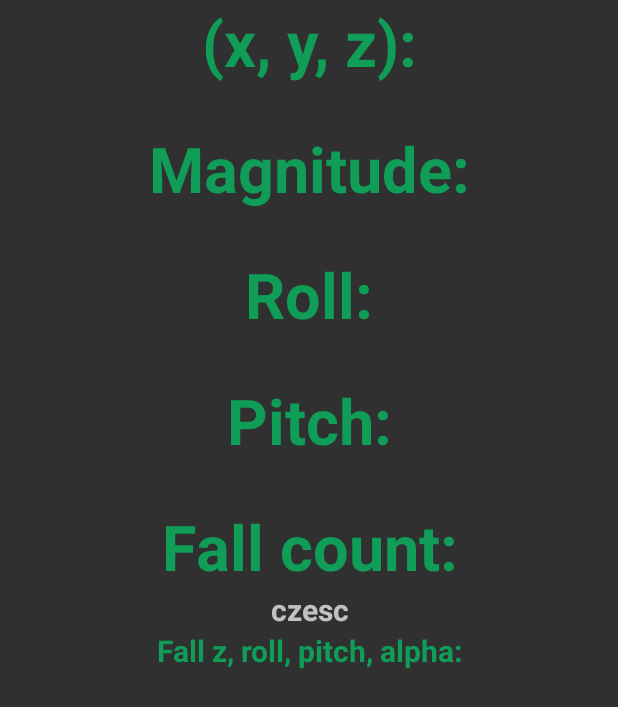
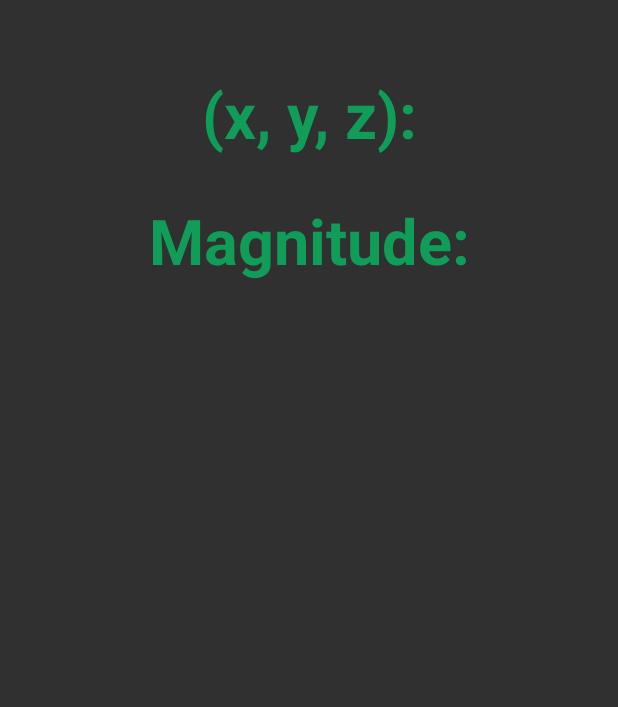
Before and after one commit to pulnara/android-fall-detection, an Android app: the screen it shows after launch (MainActivity), on a phone screen of 412 x 824 dp. Shown: the top 707 px of the screen. Run offline under Robolectric (Android 15) with nearby library versions, the phone set to English and light mode, and no system bars.

Commit message:
Add notification about fall, clean up main view

```diff
--- a/app/src/main/java/com/example/androidfalldetection/FallDetector.kt
+++ b/app/src/main/java/com/example/androidfalldetection/FallDetector.kt
@@ -1,29 +1,49 @@
 package com.example.androidfalldetection
 
 import android.graphics.Color
+import android.graphics.drawable.AnimationDrawable
+import android.graphics.drawable.ColorDrawable
 import android.hardware.SensorManager
+import android.media.RingtoneManager
+import android.net.Uri
+import android.os.Bundle
 import android.os.Handler
-import android.widget.TextView
-import kotlinx.android.synthetic.main.activity_main.*
+import android.view.LayoutInflater
+import android.view.View
+import android.view.ViewGroup
+import android.widget.Button
+import androidx.fragment.app.Fragment
 
 
-class FallDetector {
+class FallDetector : Fragment(R.layout.fragment_fall_detection) {
 
     var running:Boolean = true
     var acceleration_g = SensorManager.GRAVITY_EARTH
     var landingFlag:Boolean = false
     var layingOnGroundFlag:Boolean = false
     var startTime:Long = 0
-    var textView: TextView? = null
-    var fallCountView: TextView? = null
-    var fallCount = 0;
+    var fallCount = 0
+    lateinit var fallDetectionView: View
+    private lateinit var abortButton: Button
 
-    fun detectFall(ad: AccelerometerData, text: TextView, fall_count:TextView) {
+    override fun onCreateView(
+        inflater: LayoutInflater,
+        container: ViewGroup?,
+        savedInstanceState: Bundle?
+    ): View {
+        fallDetectionView = inflater.inflate(R.layout.fragment_fall_detection, container, false)
+        abortButton = fallDetectionView.findViewById(R.id.abortButton)
+        abortButton.setOnClickListener {
+            abortButton.visibility = View.INVISIBLE
+            fallDetectionView.background = null
+            resetVariables()
+        }
+        return fallDetectionView
+    }
+
+    fun detectFall(ad: AccelerometerData) {
         val acc = ad.countAcceleration()
-        textView = text
-        fallCountView = fall_count
-
-        acceleration_g = acc / SensorManager.GRAVITY_EARTH;
+        acceleration_g = acc / SensorManager.GRAVITY_EARTH
 
         //PHASE ONE
         //In a free fall the x,y,z values of the accelerometer are near zero.
@@ -33,17 +53,35 @@ class FallDetector {
             if (!running) {
                 running = true
             }
-            startTime = System.currentTimeMillis();
-            timerHandler.postDelayed(timerRunnable, 0);
+            startTime = System.currentTimeMillis()
+            timerHandler.postDelayed(timerRunnable, 0)
 
         }
     }
 
-//    fun resetVariables() {
-//        layingOnGroundFlag = false
-//        landingFlag = false
-//        running = false
-//    }
+    fun resetVariables() {
+        layingOnGroundFlag = false
+        landingFlag = false
+        running = false
+    }
+
+    fun addBackgroundAnimation() {
+        val drawable = AnimationDrawable()
+        val handler = Handler()
+
+        drawable.addFrame(ColorDrawable(Color.RED), 400)
+        drawable.addFrame(ColorDrawable(Color.GREEN), 400)
+        drawable.setOneShot(false)
+
+        fallDetectionView.setBackground(drawable)
+        handler.postDelayed( { drawable.start() }, 100)
+    }
+
+    fun playNotificationSound() {
+        val alarmUri: Uri? = RingtoneManager.getDefaultUri(RingtoneManager.TYPE_NOTIFICATION)
+        val ringtone = RingtoneManager.getRingtone(context, alarmUri)
+        ringtone.play()
+    }
 
     //Runs without a timer by reposting this handler at the end of the runnable.
     var timerHandler: Handler = Handler()
@@ -64,20 +102,15 @@ class FallDetector {
             }
             //PHASE THREE
             //If the phone is not moving for two seconds after the landing, the user/phone is laying on the ground.
-            if (seconds <= 3 && landingFlag == true) {
-                if (acceleration_g >= 0.9 && acceleration_g <= 1.1) {
+            if (seconds > 2 && seconds <= 3 && landingFlag == true && acceleration_g >= 0.9 && acceleration_g <= 1.1) {
                     layingOnGroundFlag = true
-                } else {
-//                    resetVariables()
-                }
-//                return
             }
-            if (layingOnGroundFlag == true && seconds > 3) {
-                var ms = millis.toString()
-                textView!!.text = "UPADEK po $ms ms, watek ${Thread.currentThread().getName()}, ${Thread.currentThread().getId()}\n"
+            if (layingOnGroundFlag == true) {
                 fallCount += 1
-                fallCountView!!.text = fallCount.toString()
                 layingOnGroundFlag = false
+                abortButton.visibility = View.VISIBLE
+                addBackgroundAnimation()
+                playNotificationSound()
             } else if (seconds > 3 && landingFlag == false) {
                 //reset variables??
                 running = false
--- a/app/src/main/java/com/example/androidfalldetection/MainActivity.kt
+++ b/app/src/main/java/com/example/androidfalldetection/MainActivity.kt
@@ -1,6 +1,5 @@
 package com.example.androidfalldetection
 
-import android.graphics.Color
 import android.os.Bundle
 import androidx.appcompat.app.AppCompatActivity
 import kotlinx.android.synthetic.main.activity_main.*
@@ -13,7 +12,10 @@ class MainActivity : AppCompatActivity() {
     override fun onCreate(savedInstanceState: Bundle?) {
         super.onCreate(savedInstanceState)
         setContentView(R.layout.activity_main)
-        fall_count.text = "czesc"
+        supportFragmentManager.beginTransaction().apply {
+            replace(R.id.fallDetectionFragment, fallDetector)
+            commit()
+        }
         // instantiate them with this as context
         accelerometer = Accelerometer(this)
         // create a listener for accelerometer
@@ -21,13 +23,12 @@ class MainActivity : AppCompatActivity() {
             //on translation method of accelerometer
             override fun onTranslation(tx: Float, ty: Float, ts: Float) {
                 //Log.i("ACCELEROMETER", "($tx, $ty, $ts)")
-                xyz.text = "($tx, $ty, $ts)"
+                val coordinatesAsString = "($tx, $ty, $ts)"
+                xyz.text = coordinatesAsString
                 // set the color red if the device moves in positive x axis
                 val accelerometerData = AccelerometerData(tx, ty, ts)
                 magnitude.text = accelerometerData.countAcceleration().toString()
-                roll.text = accelerometerData.countRoll().toString()
-                pitch.text = accelerometerData.countPitch().toString()
-                fallDetector.detectFall(accelerometerData, fall_coords, fall_count)
+                fallDetector.detectFall(accelerometerData)
             }
         })
 
--- a/app/src/main/res/layout/activity_main.xml
+++ b/app/src/main/res/layout/activity_main.xml
@@ -7,13 +7,18 @@
     android:orientation="vertical"
     tools:context=".MainActivity">
 
+    <FrameLayout
+        android:id="@+id/fallDetectionFragment"
+        android:layout_width="match_parent"
+        android:layout_height="wrap_content"/>
+
     <TextView
         android:layout_width="match_parent"
         android:layout_height="wrap_content"
-        android:text="(x, y, z):"
+        android:text="@string/x_y_z"
         android:textAlignment="center"
         android:textColor="#0F9D58"
-        android:textSize="42dp"
+        android:textSize="42sp"
         android:textStyle="bold"
         app:layout_constraintBottom_toBottomOf="parent"
         app:layout_constraintLeft_toLeftOf="parent"
@@ -25,7 +30,7 @@
         android:layout_width="match_parent"
         android:layout_height="wrap_content"
         android:textAlignment="center"
-        android:textSize="20dp"
+        android:textSize="20sp"
         android:textStyle="bold"
         app:layout_constraintBottom_toBottomOf="parent"
         app:layout_constraintLeft_toLeftOf="parent"
@@ -35,10 +40,10 @@
     <TextView
         android:layout_width="match_parent"
         android:layout_height="wrap_content"
-        android:text="Magnitude:"
+        android:text="@string/magnitude"
         android:textAlignment="center"
         android:textColor="#0F9D58"
-        android:textSize="42dp"
+        android:textSize="42sp"
         android:textStyle="bold"
         app:layout_constraintBottom_toBottomOf="parent"
         app:layout_constraintLeft_toLeftOf="parent"
@@ -50,105 +55,7 @@
         android:layout_width="match_parent"
         android:layout_height="wrap_content"
         android:textAlignment="center"
-        android:textSize="20dp"
-        android:textStyle="bold"
-        app:layout_constraintBottom_toBottomOf="parent"
-        app:layout_constraintLeft_toLeftOf="parent"
-        app:layout_constraintRight_toRightOf="parent"
-        app:layout_constraintTop_toTopOf="parent" />
-
-    <TextView
-        android:layout_width="match_parent"
-        android:layout_height="wrap_content"
-        android:text="Roll:"
-        android:textAlignment="center"
-        android:textColor="#0F9D58"
-        android:textSize="42dp"
-        android:textStyle="bold"
-        app:layout_constraintBottom_toBottomOf="parent"
-        app:layout_constraintLeft_toLeftOf="parent"
-        app:layout_constraintRight_toRightOf="parent"
-        app:layout_constraintTop_toTopOf="parent" />
-
-    <TextView
-        android:id="@+id/roll"
-        android:layout_width="match_parent"
-        android:layout_height="wrap_content"
-        android:textAlignment="center"
-        android:textSize="20dp"
-        android:textStyle="bold"
-        app:layout_constraintBottom_toBottomOf="parent"
-        app:layout_constraintLeft_toLeftOf="parent"
-        app:layout_constraintRight_toRightOf="parent"
-        app:layout_constraintTop_toTopOf="parent" />
-
-    <TextView
-        android:layout_width="match_parent"
-        android:layout_height="wrap_content"
-        android:text="Pitch:"
-        android:textAlignment="center"
-        android:textColor="#0F9D58"
-        android:textSize="42dp"
-        android:textStyle="bold"
-        app:layout_constraintBottom_toBottomOf="parent"
-        app:layout_constraintLeft_toLeftOf="parent"
-        app:layout_constraintRight_toRightOf="parent"
-        app:layout_constraintTop_toTopOf="parent" />
-
-    <TextView
-        android:id="@+id/pitch"
-        android:layout_width="match_parent"
-        android:layout_height="wrap_content"
-        android:textAlignment="center"
-        android:textSize="20dp"
-        android:textStyle="bold"
-        app:layout_constraintBottom_toBottomOf="parent"
-        app:layout_constraintLeft_toLeftOf="parent"
-        app:layout_constraintRight_toRightOf="parent"
-        app:layout_constraintTop_toTopOf="parent" />
-    <TextView
-        android:layout_width="match_parent"
-        android:layout_height="wrap_content"
-        android:text="Fall count:"
-        android:textAlignment="center"
-        android:textColor="#0F9D58"
-        android:textSize="42dp"
-        android:textStyle="bold"
-        app:layout_constraintBottom_toBottomOf="parent"
-        app:layout_constraintLeft_toLeftOf="parent"
-        app:layout_constraintRight_toRightOf="parent"
-        app:layout_constraintTop_toTopOf="parent" />
-
-    <TextView
-        android:id="@+id/fall_count"
-        android:layout_width="match_parent"
-        android:layout_height="wrap_content"
-        android:textAlignment="center"
-        android:textSize="20dp"
-        android:textStyle="bold"
-        app:layout_constraintBottom_toBottomOf="parent"
-        app:layout_constraintLeft_toLeftOf="parent"
-        app:layout_constraintRight_toRightOf="parent"
-        app:layout_constraintTop_toTopOf="parent" />
-    <TextView
-        android:layout_width="match_parent"
-        android:layout_height="wrap_content"
-        android:text="Fall z, roll, pitch, alpha:"
-        android:textAlignment="center"
-        android:textColor="#0F9D58"
-        android:textSize="20dp"
-        android:textStyle="bold"
-        app:layout_constraintBottom_toBottomOf="parent"
-        app:layout_constraintLeft_toLeftOf="parent"
-        app:layout_constraintRight_toRightOf="parent"
-        app:layout_constraintTop_toTopOf="parent" />
-
-    <TextView
-        android:id="@+id/fall_coords"
-        android:layout_width="match_parent"
-        android:layout_height="wrap_content"
-        android:textAlignment="center"
-        android:textSize="20dp"
+        android:textSize="20sp"
         android:textStyle="bold"
         app:layout_constraintBottom_toBottomOf="parent"
         app:layout_constraintLeft_toLeftOf="parent"
--- /dev/null
+++ b/app/src/main/res/layout/fragment_fall_detection.xml
@@ -0,0 +1,18 @@
+<?xml version="1.0" encoding="utf-8"?>
+<LinearLayout xmlns:android="http://schemas.android.com/apk/res/android"
+    android:orientation="vertical"
+    android:layout_width="match_parent"
+    android:layout_height="match_parent">
+
+    <Button
+        android:id="@+id/abortButton"
+        android:layout_width="match_parent"
+        android:layout_height="wrap_content"
+        android:text="@string/false_alarm"
+        android:visibility="invisible"
+        android:textAlignment="center"
+        android:textSize="20sp"
+        android:backgroundTint="@android:color/holo_red_dark"
+        android:textStyle="bold"/>
+
+</LinearLayout>
--- a/app/src/main/res/values/strings.xml
+++ b/app/src/main/res/values/strings.xml
@@ -1,3 +1,6 @@
 <resources>
     <string name="app_name">Android Fall Detection</string>
+    <string name="false_alarm">FALSE ALARM!</string>
+    <string name="x_y_z">(x, y, z):</string>
+    <string name="magnitude">Magnitude:</string>
 </resources>
```
